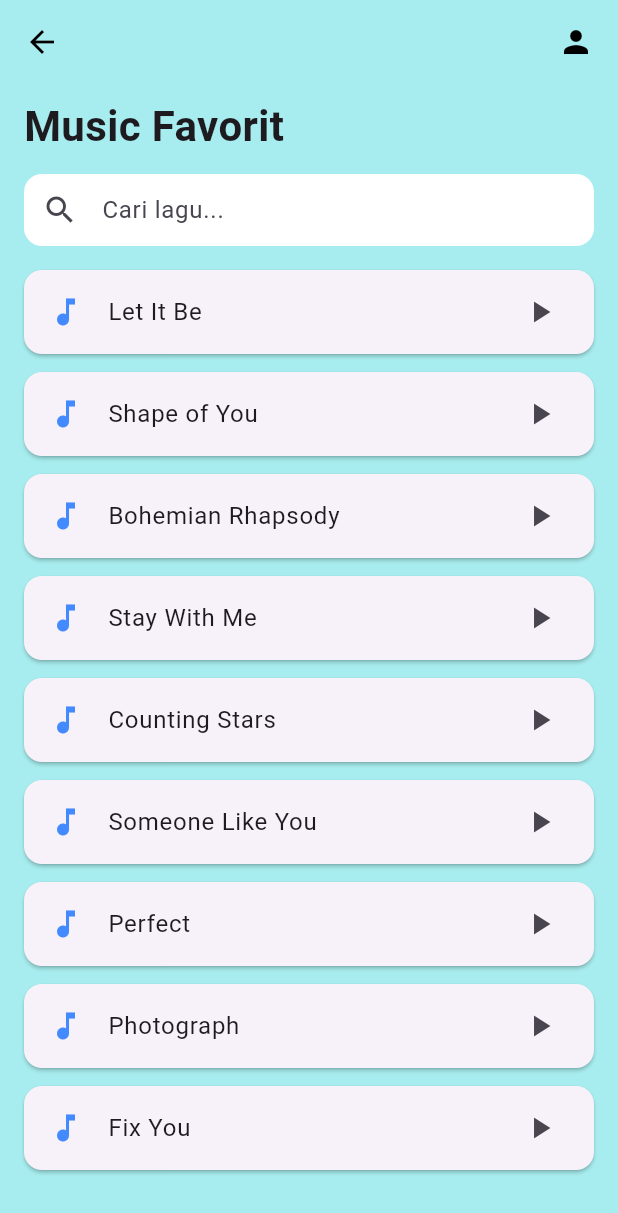
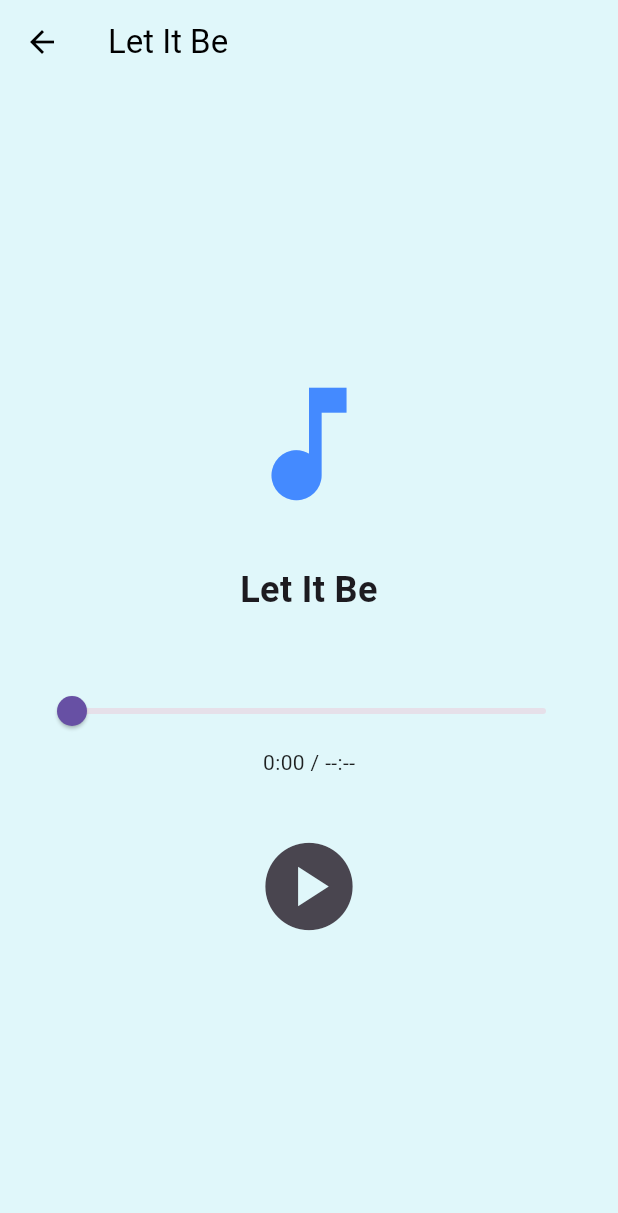
Before and after one commit to Juv-andrew/groupie, a Flutter app: the MusicPage screen opened directly, after a tap on "Let It Be", on a phone screen of 412 x 824 dp. Shown: the top 1213 px of the screen. Run offline on Flutter 3.47's test engine with Material 3 defaults, Android fonts, the light colour scheme and no system bars; our stand-ins replace just_audio, share_plus, shared_preferences, smooth_page_indicator; accounts and stored records are empty.

Commit message:
menambah tampilan music dan menerapkan slider
membuat halaman untuk setiap music dan menerapkan slider di setiap halamannya sebagai pemutar lagu

```diff
--- a/lib/mental_health/music.dart
+++ b/lib/mental_health/music.dart
@@ -1,5 +1,6 @@
 import 'package:flutter/material.dart';
 import 'package:shared_preferences/shared_preferences.dart';
+import 'music_player_page.dart';
 
 class MusicPage extends StatefulWidget {
   const MusicPage({super.key});
@@ -10,25 +11,30 @@ class MusicPage extends StatefulWidget {
 
 class _MusicPageState extends State<MusicPage> {
   final TextEditingController _searchController = TextEditingController();
-  List<String> allSongs = [
-    'Let It Be',
-    'Shape of You',
-    'Bohemian Rhapsody',
-    'Stay With Me',
-    'Counting Stars',
-    'Someone Like You',
-    'Perfect',
-    'Photograph',
-    'Fix You',
+  final TextEditingController _titleController = TextEditingController();
+  final TextEditingController _urlController = TextEditingController();
+
+  List<Map<String, String>> allSongs = [
+    {'title': 'Let It Be', 'url': 'https://www.soundhelix.com/examples/mp3/SoundHelix-Song-1.mp3'},
+    {'title': 'Shape of You', 'url': 'https://www.soundhelix.com/examples/mp3/SoundHelix-Song-2.mp3'},
+    {'title': 'Bohemian Rhapsody', 'url': 'https://www.soundhelix.com/examples/mp3/SoundHelix-Song-3.mp3'},
+    {'title': 'Imagine', 'url': 'https://www.soundhelix.com/examples/mp3/SoundHelix-Song-4.mp3'},
+    {'title': 'Perfect', 'url': 'https://www.soundhelix.com/examples/mp3/SoundHelix-Song-5.mp3'},
+    {'title': 'Yesterday', 'url': 'https://www.soundhelix.com/examples/mp3/SoundHelix-Song-6.mp3'},
+    {'title': 'Photograph', 'url': 'https://www.soundhelix.com/examples/mp3/SoundHelix-Song-7.mp3'},
+    {'title': 'Hey Jude', 'url': 'https://www.soundhelix.com/examples/mp3/SoundHelix-Song-8.mp3'},
+    {'title': 'Thinking Out Loud', 'url': 'https://www.soundhelix.com/examples/mp3/SoundHelix-Song-9.mp3'},
+    {'title': 'Hallelujah', 'url': 'https://www.soundhelix.com/examples/mp3/SoundHelix-Song-10.mp3'},
   ];
-  List<String> filteredSongs = [];
+
+  List<Map<String, String>> filteredSongs = [];
   List<String> searchHistory = [];
 
   @override
   void initState() {
     super.initState();
     _loadSearchHistory();
-    filteredSongs = List.from(allSongs); // <-- tambahkan baris ini
+    filteredSongs = List.from(allSongs);
   }
 
   Future<void> _loadSearchHistory() async {
@@ -46,21 +52,77 @@ class _MusicPageState extends State<MusicPage> {
   void _filterSongs(String query) {
     final lowerQuery = query.toLowerCase();
     setState(() {
-      filteredSongs =
-          allSongs
-              .where((song) => song.toLowerCase().contains(lowerQuery))
+      filteredSongs = allSongs
+          .where(
+            (song) => song['title']!.toLowerCase().contains(lowerQuery),
+          )
           .toList();
     });
 
-    if (lowerQuery.isNotEmpty && !searchHistory.contains(lowerQuery)) {
+    if (query.trim().isNotEmpty &&
+        !searchHistory.contains(lowerQuery)) {
       searchHistory.add(lowerQuery);
-      _saveSearchHistory(); // Simpan history hanya saat enter
+      _saveSearchHistory();
     }
+  }
+
+  void _addSong() {
+    final title = _titleController.text.trim();
+    final url = _urlController.text.trim();
+
+    if (title.isEmpty || url.isEmpty) return;
+
+    setState(() {
+      allSongs.add({'title': title, 'url': url});
+      filteredSongs = List.from(allSongs);
+      _titleController.clear();
+      _urlController.clear();
+    });
+
+    Navigator.pop(context);
+  }
+
+  void _showAddSongDialog() {
+    showDialog(
+      context: context,
+      builder: (context) => AlertDialog(
+        title: const Text('Tambah Lagu'),
+        content: Column(
+          mainAxisSize: MainAxisSize.min,
+          children: [
+            TextField(
+              controller: _titleController,
+              decoration: const InputDecoration(labelText: 'Judul Lagu'),
+            ),
+            TextField(
+              controller: _urlController,
+              decoration: const InputDecoration(labelText: 'URL Lagu'),
+            ),
+          ],
+        ),
+        actions: [
+          TextButton(
+            onPressed: () {
+              Navigator.pop(context);
+              _titleController.clear();
+              _urlController.clear();
+            },
+            child: const Text('Batal'),
+          ),
+          ElevatedButton(
+            onPressed: _addSong,
+            child: const Text('Simpan'),
+          ),
+        ],
+      ),
+    );
   }
 
   @override
   void dispose() {
     _searchController.dispose();
+    _titleController.dispose();
+    _urlController.dispose();
     super.dispose();
   }
 
@@ -77,10 +139,10 @@ class _MusicPageState extends State<MusicPage> {
             Navigator.pop(context);
           },
         ),
-        actions: const [
-          Padding(
-            padding: EdgeInsets.only(right: 16.0),
-            child: Icon(Icons.person, color: Colors.black),
+        actions: [
+          IconButton(
+            icon: const Icon(Icons.add, color: Colors.black),
+            onPressed: _showAddSongDialog,
           ),
         ],
       ),
@@ -107,18 +169,13 @@ class _MusicPageState extends State<MusicPage> {
                   borderSide: BorderSide.none,
                 ),
               ),
-              onSubmitted: (value) {
-                _filterSongs(value); // hanya simpan ke history saat tekan Enter
-              },
+              onSubmitted: _filterSongs, // ⬅️ hanya simpan saat tekan Enter
               onChanged: (value) {
                 setState(() {
-                  filteredSongs =
-                      allSongs
-                          .where(
-                            (song) => song.toLowerCase().contains(
-                              value.toLowerCase(),
-                            ),
-                          )
+                  filteredSongs = allSongs
+                      .where((song) => song['title']!
+                          .toLowerCase()
+                          .contains(value.toLowerCase()))
                       .toList();
                 });
               },
@@ -150,8 +207,7 @@ class _MusicPageState extends State<MusicPage> {
               ),
             const SizedBox(height: 8),
             Expanded(
-              child:
-                  filteredSongs.isNotEmpty
+              child: filteredSongs.isNotEmpty
                   ? ListView.builder(
                       itemCount: filteredSongs.length,
                       itemBuilder: (context, index) {
@@ -161,14 +217,20 @@ class _MusicPageState extends State<MusicPage> {
                             borderRadius: BorderRadius.circular(12),
                           ),
                           child: ListTile(
-                              leading: const Icon(
-                                Icons.music_note,
-                                color: Colors.blueAccent,
-                              ),
-                              title: Text(filteredSongs[index]),
+                            leading: const Icon(Icons.music_note,
+                                color: Colors.blueAccent),
+                            title: Text(filteredSongs[index]['title']!),
                             trailing: const Icon(Icons.play_arrow),
                             onTap: () {
-                                // Tambahkan aksi untuk memainkan lagu
+                              Navigator.push(
+                                context,
+                                MaterialPageRoute(
+                                  builder: (context) => MusicPlayerPage(
+                                    title: filteredSongs[index]['title']!,
+                                    url: filteredSongs[index]['url']!,
+                                  ),
+                                ),
+                              );
                             },
                           ),
                         );
--- /dev/null
+++ b/lib/mental_health/music_player_page.dart
@@ -0,0 +1,140 @@
+import 'package:flutter/material.dart';
+import 'package:just_audio/just_audio.dart';
+
+class MusicPlayerPage extends StatefulWidget {
+  final String title;
+  final String url;
+
+  const MusicPlayerPage({super.key, required this.title, required this.url});
+
+  @override
+  State<MusicPlayerPage> createState() => _MusicPlayerPageState();
+}
+
+class _MusicPlayerPageState extends State<MusicPlayerPage> {
+  late AudioPlayer _player;
+  Duration _duration = Duration.zero;
+  Duration _position = Duration.zero;
+  bool _isSeeking = false;
+
+  @override
+  void initState() {
+    super.initState();
+    _player = AudioPlayer();
+    _initializePlayer();
+  }
+
+  Future<void> _initializePlayer() async {
+    try {
+      await _player.setUrl(widget.url);
+
+      _player.durationStream.listen((duration) {
+        if (duration != null) {
+          setState(() {
+            _duration = duration;
+          });
+        }
+      });
+
+      _player.positionStream.listen((position) {
+        if (!_isSeeking) {
+          setState(() {
+            _position = position;
+          });
+        }
+      });
+
+      _player.playerStateStream.listen((state) {
+        if (state.processingState == ProcessingState.completed) {
+          _player.seek(Duration.zero);
+          _player.pause();
+        }
+      });
+
+    } catch (e) {
+      debugPrint('Error loading audio: $e');
+    }
+  }
+
+  @override
+  void dispose() {
+    _player.dispose();
+    super.dispose();
+  }
+
+  String _formatDuration(Duration duration) {
+    final minutes = duration.inMinutes;
+    final seconds = duration.inSeconds % 60;
+    return '$minutes:${seconds.toString().padLeft(2, '0')}';
+  }
+
+  @override
+  Widget build(BuildContext context) {
+    final isDurationKnown = _duration.inMilliseconds > 0;
+
+    return Scaffold(
+      backgroundColor: const Color(0xFFE0F7FA),
+      appBar: AppBar(
+        backgroundColor: Colors.transparent,
+        elevation: 0,
+        title: Text(widget.title, style: const TextStyle(color: Colors.black)),
+        iconTheme: const IconThemeData(color: Colors.black),
+      ),
+      body: Padding(
+        padding: const EdgeInsets.all(24),
+        child: Column(
+          mainAxisAlignment: MainAxisAlignment.center,
+          children: [
+            const Icon(Icons.music_note, size: 100, color: Colors.blueAccent),
+            const SizedBox(height: 30),
+            Text(
+              widget.title,
+              style: const TextStyle(fontSize: 24, fontWeight: FontWeight.bold),
+              textAlign: TextAlign.center,
+            ),
+            const SizedBox(height: 40),
+
+            Slider(
+              value: _position.inSeconds.toDouble().clamp(0.0, _duration.inSeconds.toDouble()),
+              max: isDurationKnown ? _duration.inSeconds.toDouble() : 1.0,
+              onChangeStart: (_) => _isSeeking = true,
+              onChanged: (value) {
+                setState(() {
+                  _position = Duration(seconds: value.toInt());
+                });
+              },
+              onChangeEnd: (value) {
+                _player.seek(Duration(seconds: value.toInt()));
+                _isSeeking = false;
+              },
+            ),
+            Text(
+              '${_formatDuration(_position)} / ${isDurationKnown ? _formatDuration(_duration) : "--:--"}',
+              style: const TextStyle(fontSize: 14, color: Colors.black87),
+            ),
+            const SizedBox(height: 30),
+
+            StreamBuilder<PlayerState>(
+              stream: _player.playerStateStream,
+              builder: (context, snapshot) {
+                final state = snapshot.data;
+                final playing = state?.playing ?? false;
+                return IconButton(
+                  iconSize: 70,
+                  icon: Icon(playing ? Icons.pause_circle : Icons.play_circle),
+                  onPressed: () async {
+                    if (playing) {
+                      await _player.pause();
+                    } else {
+                      await _player.play();
+                    }
+                  },
+                );
+              },
+            ),
+          ],
+        ),
+      ),
+    );
+  }
+}
--- a/pubspec.yaml
+++ b/pubspec.yaml
@@ -37,7 +37,7 @@ dependencies:
   smooth_page_indicator: ^1.1.0
   image_picker: ^1.1.2
   shared_preferences: ^2.1.2
-
+  just_audio: ^0.9.36
   provider: ^6.1.5
 
 dev_dependencies:
```
Also changed, not shown: pubspec.lock, 1 other file. Lines whose indentation alone changed are shown as unchanged.
